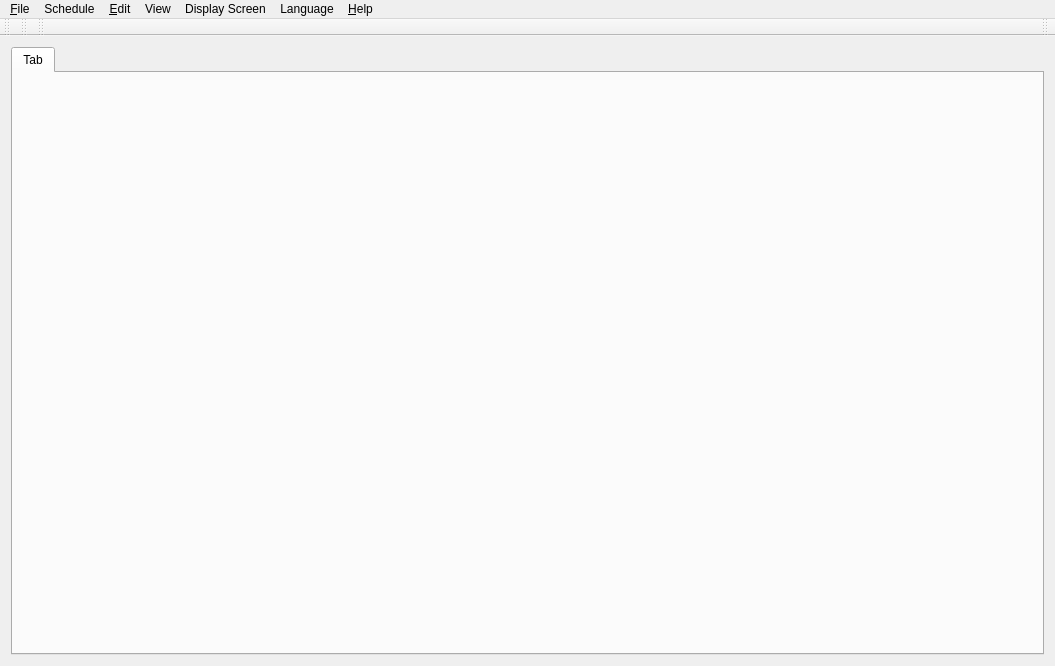
This is softbiblestudy.ui in SoftProjector/SoftBibleStudy as Qt 5 draws it before an edit. The edited form follows.
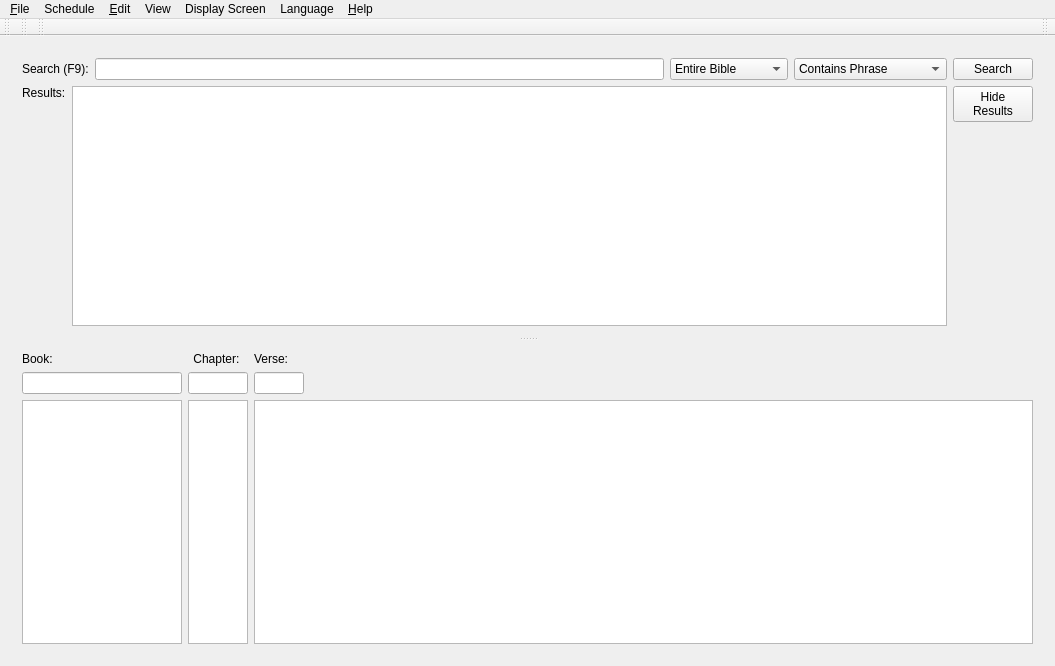
This is the edited form. Icons and pictures are not drawn.

Commit message: Moved code from bible widget to softBibleStudy

```diff
--- a/softbiblestudy.ui
+++ b/softbiblestudy.ui
@@ -34,21 +34,507 @@
     <item row="0" column="0">
      <widget class="QSplitter" name="splitter">
       <property name="orientation">
-       <enum>Qt::Horizontal</enum>
+       <enum>Qt::Vertical</enum>
       </property>
-      <widget class="QTabWidget" name="projectTab">
-       <property name="minimumSize">
-        <size>
-         <width>0</width>
-         <height>0</height>
-        </size>
-       </property>
-       <widget class="QWidget" name="Tab">
-        <attribute name="title">
-         <string>Tab</string>
-        </attribute>
-        <layout class="QGridLayout" name="gridLayout_2"/>
-       </widget>
+      <property name="childrenCollapsible">
+       <bool>false</bool>
+      </property>
+      <widget class="QWidget" name="layoutWidget">
+       <layout class="QVBoxLayout" name="search_layout">
+        <item>
+         <layout class="QHBoxLayout" name="horizontalLayout_2" stretch="0,1,0,0,0">
+          <item>
+           <widget class="QLabel" name="lblBook_2">
+            <property name="minimumSize">
+             <size>
+              <width>0</width>
+              <height>0</height>
+             </size>
+            </property>
+            <property name="maximumSize">
+             <size>
+              <width>16777215</width>
+              <height>16777215</height>
+             </size>
+            </property>
+            <property name="text">
+             <string>Search (F9):</string>
+            </property>
+           </widget>
+          </item>
+          <item>
+           <widget class="QLineEdit" name="search_ef">
+            <property name="minimumSize">
+             <size>
+              <width>0</width>
+              <height>0</height>
+             </size>
+            </property>
+            <property name="maximumSize">
+             <size>
+              <width>16777215</width>
+              <height>16777215</height>
+             </size>
+            </property>
+            <property name="toolTip">
+             <string>Search the bible for specified text. Matched verses will appear in the list below. If a bible book is selected, only that book will be searched.</string>
+            </property>
+           </widget>
+          </item>
+          <item>
+           <widget class="QComboBox" name="comboBoxSearchRange">
+            <property name="toolTip">
+             <string>Select search range</string>
+            </property>
+            <item>
+             <property name="text">
+              <string>Entire Bible</string>
+             </property>
+            </item>
+            <item>
+             <property name="text">
+              <string>Current Book</string>
+             </property>
+            </item>
+            <item>
+             <property name="text">
+              <string>Current Chapter</string>
+             </property>
+            </item>
+           </widget>
+          </item>
+          <item>
+           <widget class="QComboBox" name="comboBoxSearchType">
+            <property name="toolTip">
+             <string>Select search type</string>
+            </property>
+            <item>
+             <property name="text">
+              <string>Contains Phrase</string>
+             </property>
+            </item>
+            <item>
+             <property name="text">
+              <string>Contains Word Phrase</string>
+             </property>
+            </item>
+            <item>
+             <property name="text">
+              <string>Verse Begins</string>
+             </property>
+            </item>
+            <item>
+             <property name="text">
+              <string>Contains Any Word</string>
+             </property>
+            </item>
+            <item>
+             <property name="text">
+              <string>Contains All Words</string>
+             </property>
+            </item>
+           </widget>
+          </item>
+          <item>
+           <widget class="QPushButton" name="search_button">
+            <property name="toolTip">
+             <string>Quickly display the selected Bible verse on the screen</string>
+            </property>
+            <property name="text">
+             <string>Search</string>
+            </property>
+            <property name="icon">
+             <iconset resource="softprojector.qrc">
+              <normaloff>:/icons/icons/search.png</normaloff>:/icons/icons/search.png</iconset>
+            </property>
+            <property name="shortcut">
+             <string>Return</string>
+            </property>
+           </widget>
+          </item>
+         </layout>
+        </item>
+        <item>
+         <layout class="QHBoxLayout" name="results_layout">
+          <item>
+           <layout class="QVBoxLayout" name="verticalLayout_7">
+            <item>
+             <widget class="QLabel" name="result_label">
+              <property name="sizePolicy">
+               <sizepolicy hsizetype="Minimum" vsizetype="Fixed">
+                <horstretch>0</horstretch>
+                <verstretch>0</verstretch>
+               </sizepolicy>
+              </property>
+              <property name="minimumSize">
+               <size>
+                <width>0</width>
+                <height>0</height>
+               </size>
+              </property>
+              <property name="maximumSize">
+               <size>
+                <width>16777215</width>
+                <height>20</height>
+               </size>
+              </property>
+              <property name="text">
+               <string>Results:</string>
+              </property>
+              <property name="alignment">
+               <set>Qt::AlignLeading|Qt::AlignLeft|Qt::AlignVCenter</set>
+              </property>
+             </widget>
+            </item>
+            <item>
+             <widget class="QLabel" name="result_count_label">
+              <property name="palette">
+               <palette>
+                <active>
+                 <colorrole role="WindowText">
+                  <brush brushstyle="SolidPattern">
+                   <color alpha="255">
+                    <red>0</red>
+                    <green>61</green>
+                    <blue>90</blue>
+                   </color>
+                  </brush>
+                 </colorrole>
+                </active>
+                <inactive>
+                 <colorrole role="WindowText">
+                  <brush brushstyle="SolidPattern">
+                   <color alpha="255">
+                    <red>0</red>
+                    <green>61</green>
+                    <blue>90</blue>
+                   </color>
+                  </brush>
+                 </colorrole>
+                </inactive>
+                <disabled>
+                 <colorrole role="WindowText">
+                  <brush brushstyle="SolidPattern">
+                   <color alpha="255">
+                    <red>118</red>
+                    <green>116</green>
+                    <blue>108</blue>
+                   </color>
+                  </brush>
+                 </colorrole>
+                </disabled>
+               </palette>
+              </property>
+              <property name="text">
+               <string/>
+              </property>
+              <property name="alignment">
+               <set>Qt::AlignCenter</set>
+              </property>
+             </widget>
+            </item>
+            <item>
+             <spacer name="verticalSpacer_2">
+              <property name="orientation">
+               <enum>Qt::Vertical</enum>
+              </property>
+              <property name="sizeHint" stdset="0">
+               <size>
+                <width>20</width>
+                <height>0</height>
+               </size>
+              </property>
+             </spacer>
+            </item>
+           </layout>
+          </item>
+          <item>
+           <layout class="QVBoxLayout" name="verticalLayout_8">
+            <item>
+             <widget class="QListWidget" name="search_results_list">
+              <property name="sizePolicy">
+               <sizepolicy hsizetype="Expanding" vsizetype="Expanding">
+                <horstretch>0</horstretch>
+                <verstretch>0</verstretch>
+               </sizepolicy>
+              </property>
+              <property name="minimumSize">
+               <size>
+                <width>160</width>
+                <height>0</height>
+               </size>
+              </property>
+              <property name="maximumSize">
+               <size>
+                <width>16777215</width>
+                <height>16777215</height>
+               </size>
+              </property>
+              <property name="alternatingRowColors">
+               <bool>false</bool>
+              </property>
+             </widget>
+            </item>
+           </layout>
+          </item>
+          <item>
+           <layout class="QVBoxLayout" name="verticalLayout_6">
+            <item>
+             <widget class="QPushButton" name="hide_result_button">
+              <property name="text">
+               <string>Hide
+Results</string>
+              </property>
+             </widget>
+            </item>
+            <item>
+             <spacer name="verticalSpacer">
+              <property name="orientation">
+               <enum>Qt::Vertical</enum>
+              </property>
+              <property name="sizeHint" stdset="0">
+               <size>
+                <width>20</width>
+                <height>0</height>
+               </size>
+              </property>
+             </spacer>
+            </item>
+           </layout>
+          </item>
+         </layout>
+        </item>
+       </layout>
+      </widget>
+      <widget class="QWidget" name="layoutWidget1">
+       <layout class="QGridLayout" name="gridLayout_2">
+        <property name="sizeConstraint">
+         <enum>QLayout::SetNoConstraint</enum>
+        </property>
+        <item row="0" column="0">
+         <layout class="QVBoxLayout" name="verticalLayout_2">
+          <item>
+           <widget class="QLabel" name="lblBook">
+            <property name="minimumSize">
+             <size>
+              <width>160</width>
+              <height>0</height>
+             </size>
+            </property>
+            <property name="maximumSize">
+             <size>
+              <width>160</width>
+              <height>16777215</height>
+             </size>
+            </property>
+            <property name="text">
+             <string>Book:</string>
+            </property>
+           </widget>
+          </item>
+          <item>
+           <widget class="QLineEdit" name="lineEditBook">
+            <property name="sizePolicy">
+             <sizepolicy hsizetype="Expanding" vsizetype="Fixed">
+              <horstretch>0</horstretch>
+              <verstretch>0</verstretch>
+             </sizepolicy>
+            </property>
+            <property name="minimumSize">
+             <size>
+              <width>160</width>
+              <height>0</height>
+             </size>
+            </property>
+            <property name="maximumSize">
+             <size>
+              <width>160</width>
+              <height>16777215</height>
+             </size>
+            </property>
+            <property name="toolTip">
+             <string>Filter criteria for the bible list. If the first character of the filter is a number, then only books starting with this number are matched. Example filters: &quot;Deuter&quot;, &quot;1Thes&quot;.</string>
+            </property>
+           </widget>
+          </item>
+          <item>
+           <widget class="QListWidget" name="listBook">
+            <property name="sizePolicy">
+             <sizepolicy hsizetype="Expanding" vsizetype="Expanding">
+              <horstretch>0</horstretch>
+              <verstretch>0</verstretch>
+             </sizepolicy>
+            </property>
+            <property name="minimumSize">
+             <size>
+              <width>160</width>
+              <height>0</height>
+             </size>
+            </property>
+            <property name="maximumSize">
+             <size>
+              <width>160</width>
+              <height>16777215</height>
+             </size>
+            </property>
+            <property name="alternatingRowColors">
+             <bool>false</bool>
+            </property>
+           </widget>
+          </item>
+         </layout>
+        </item>
+        <item row="0" column="1">
+         <layout class="QVBoxLayout" name="verticalLayout">
+          <property name="sizeConstraint">
+           <enum>QLayout::SetDefaultConstraint</enum>
+          </property>
+          <item>
+           <widget class="QLabel" name="lblChapter">
+            <property name="maximumSize">
+             <size>
+              <width>16777215</width>
+              <height>16777215</height>
+             </size>
+            </property>
+            <property name="text">
+             <string>Chapter: </string>
+            </property>
+            <property name="alignment">
+             <set>Qt::AlignCenter</set>
+            </property>
+           </widget>
+          </item>
+          <item>
+           <widget class="QLineEdit" name="chapter_ef">
+            <property name="sizePolicy">
+             <sizepolicy hsizetype="Expanding" vsizetype="Fixed">
+              <horstretch>0</horstretch>
+              <verstretch>0</verstretch>
+             </sizepolicy>
+            </property>
+            <property name="minimumSize">
+             <size>
+              <width>0</width>
+              <height>0</height>
+             </size>
+            </property>
+            <property name="maximumSize">
+             <size>
+              <width>60</width>
+              <height>16777215</height>
+             </size>
+            </property>
+            <property name="toolTip">
+             <string>Filter criteria for the bible list. If the first character of the filter is a number, then only books starting with this number are matched. Example filters: &quot;Deuter&quot;, &quot;1Thes&quot;.</string>
+            </property>
+           </widget>
+          </item>
+          <item>
+           <widget class="QListWidget" name="listChapterNum">
+            <property name="sizePolicy">
+             <sizepolicy hsizetype="Expanding" vsizetype="Expanding">
+              <horstretch>0</horstretch>
+              <verstretch>0</verstretch>
+             </sizepolicy>
+            </property>
+            <property name="maximumSize">
+             <size>
+              <width>60</width>
+              <height>16777215</height>
+             </size>
+            </property>
+            <property name="alternatingRowColors">
+             <bool>false</bool>
+            </property>
+           </widget>
+          </item>
+         </layout>
+        </item>
+        <item row="0" column="2">
+         <layout class="QVBoxLayout" name="verticalLayout_4">
+          <property name="spacing">
+           <number>6</number>
+          </property>
+          <item>
+           <layout class="QHBoxLayout" name="horizontalLayout">
+            <property name="spacing">
+             <number>6</number>
+            </property>
+            <item>
+             <layout class="QVBoxLayout" name="verticalLayout_3">
+              <item>
+               <widget class="QLabel" name="lblVerse">
+                <property name="text">
+                 <string>Verse: </string>
+                </property>
+               </widget>
+              </item>
+              <item>
+               <widget class="QLineEdit" name="verse_ef">
+                <property name="sizePolicy">
+                 <sizepolicy hsizetype="Minimum" vsizetype="Fixed">
+                  <horstretch>0</horstretch>
+                  <verstretch>0</verstretch>
+                 </sizepolicy>
+                </property>
+                <property name="minimumSize">
+                 <size>
+                  <width>0</width>
+                  <height>0</height>
+                 </size>
+                </property>
+                <property name="maximumSize">
+                 <size>
+                  <width>50</width>
+                  <height>16777215</height>
+                 </size>
+                </property>
+                <property name="toolTip">
+                 <string>Filter criteria for the bible list. If the first character of the filter is a number, then only books starting with this number are matched. Example filters: &quot;Deuter&quot;, &quot;1Thes&quot;.</string>
+                </property>
+               </widget>
+              </item>
+             </layout>
+            </item>
+            <item>
+             <spacer name="horizontalSpacer_3">
+              <property name="orientation">
+               <enum>Qt::Horizontal</enum>
+              </property>
+              <property name="sizeHint" stdset="0">
+               <size>
+                <width>17</width>
+                <height>13</height>
+               </size>
+              </property>
+             </spacer>
+            </item>
+            <item>
+             <layout class="QVBoxLayout" name="verticalLayout_5">
+              <property name="spacing">
+               <number>0</number>
+              </property>
+             </layout>
+            </item>
+           </layout>
+          </item>
+          <item>
+           <widget class="QListWidget" name="chapter_preview_list">
+            <property name="alternatingRowColors">
+             <bool>false</bool>
+            </property>
+            <property name="selectionMode">
+             <enum>QAbstractItemView::ContiguousSelection</enum>
+            </property>
+            <property name="wordWrap">
+             <bool>true</bool>
+            </property>
+           </widget>
+          </item>
+         </layout>
+        </item>
+       </layout>
       </widget>
      </widget>
     </item>
```
Left out of the diff: 2 changed lines with no effect on the pictures. The commit also changes 6 other files.
